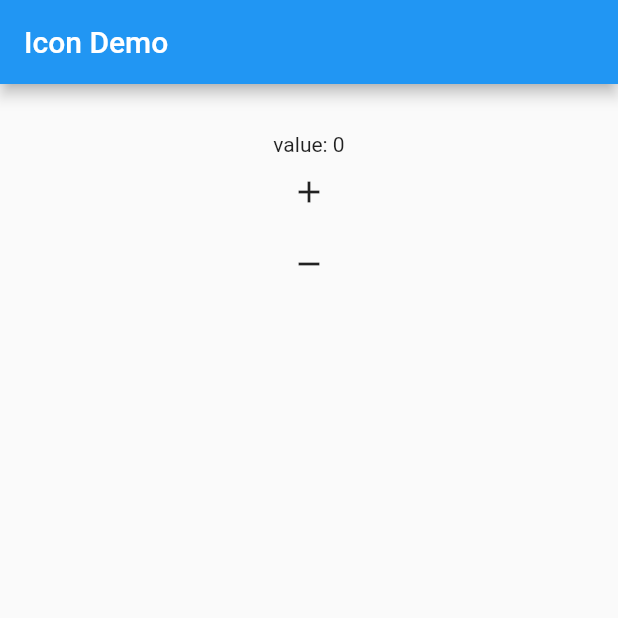
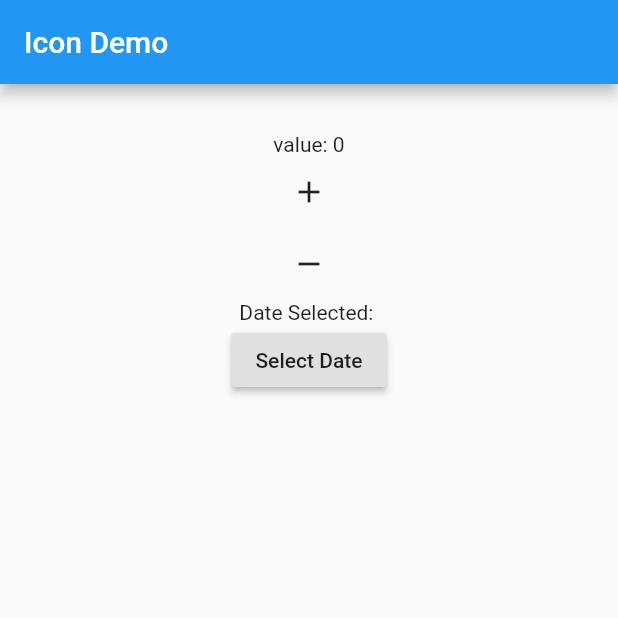
Before and after one commit to KavitaJadhav/flutterwidgets, a Flutter app: the screen it shows after launch, after a tap on the "add" icon, after a tap on the "remove" icon, on a phone screen of 412 x 824 dp, the top half of it. Run offline on Flutter 3.47's test engine with Material 2 defaults, Android fonts, the phone set to English and light mode, and no system bars.

Commit message:
Added datePicker.

```diff
--- a/lib/main.dart
+++ b/lib/main.dart
@@ -1,5 +1,6 @@
 import 'package:flutter/cupertino.dart';
 import 'package:flutter/material.dart';
+import 'dart:async';
 
 void main() {
   runApp(new MaterialApp(
@@ -13,18 +14,32 @@ class MyApp extends StatefulWidget {
 }
 
 class _State extends State {
-  int _value = 0;
+  int _counter = 0;
+  String _date = '';
 
   void _add() {
     setState(() {
-      _value++;
+      _counter++;
     });
   }
 
   void _substract() {
     setState(() {
-      _value--;
+      _counter--;
     });
+  }
+
+  Future _selectDate() async {
+    DateTime picked = await showDatePicker(
+        context: context,
+        initialDate: DateTime.now(),
+        firstDate: new DateTime(2016),
+        lastDate: new DateTime(2025));
+    if (picked != null)
+      setState(() {
+        _date = picked.toString();
+      });
+    ;
   }
 
   @override
@@ -38,10 +53,13 @@ class _State extends State {
         child: new Center(
           child: new Column(
             children: <Widget>[
-              new Text('value: ${_value}'),
+              new Text('value: ${_counter}'),
               new IconButton(icon: new Icon(Icons.add), onPressed: _add),
               new IconButton(
-                  icon: new Icon(Icons.remove), onPressed: _substract)
+                  icon: new Icon(Icons.remove), onPressed: _substract),
+              new Text('Date Selected: ${_date}'),
+              new RaisedButton(
+                  onPressed: _selectDate, child: new Text('Select Date')),
             ],
           ),
         ),
```
